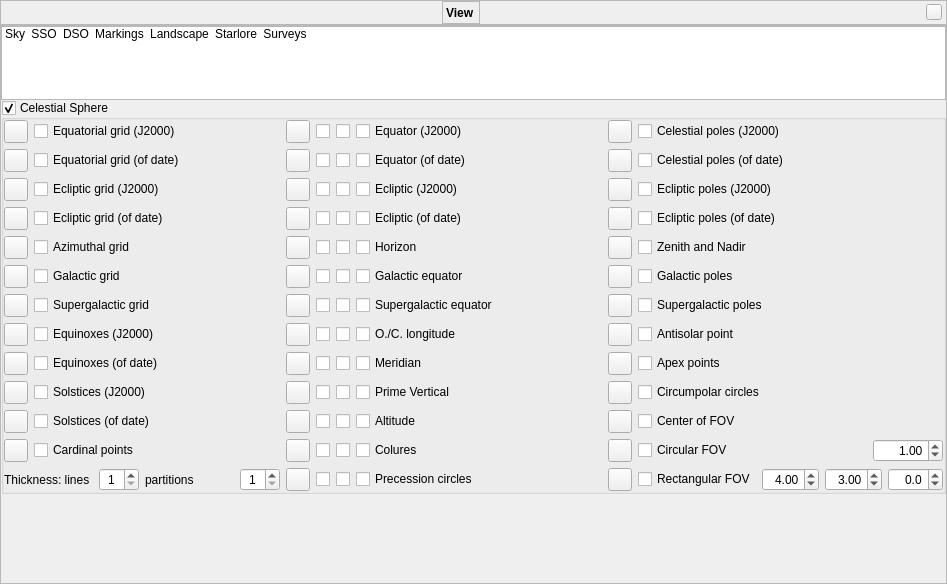
The window that src/gui/viewDialog.ui (519984307/stellarium_src) describes before a commit, drawn with Qt 5.
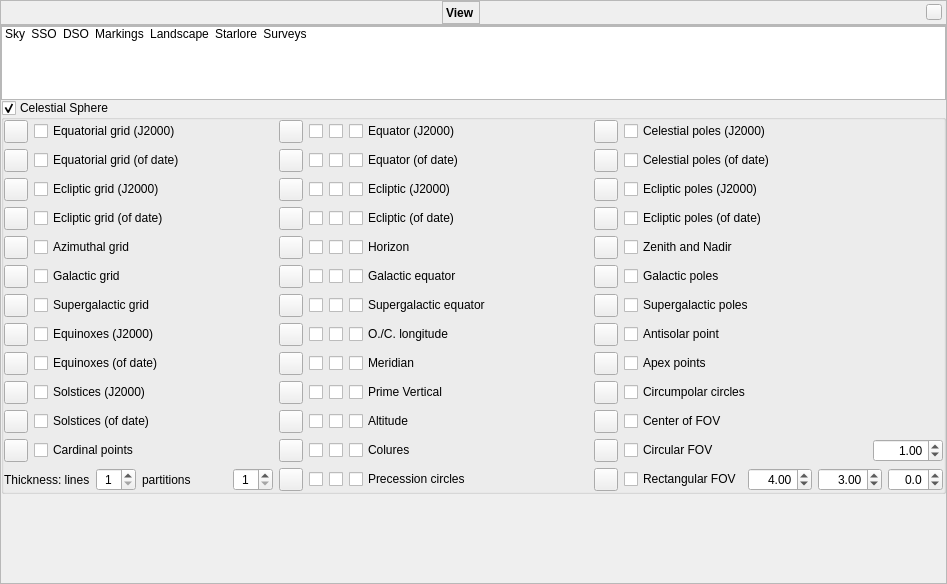
The same window after the commit. The open tabs and pages were chosen to show the change. Icons and pictures are not drawn. Custom widgets are drawn as their Qt base class.

The edit to the form file:
```diff
--- a/src/gui/viewDialog.ui
+++ b/src/gui/viewDialog.ui
@@ -3689,7 +3689,7 @@
                     <double>0.100000000000000</double>
                    </property>
                    <property name="maximum">
-                    <double>28.000000000000000</double>
+                    <double>180.00000000000000</double>
                    </property>
                    <property name="singleStep">
                     <double>0.100000000000000</double>
@@ -3717,7 +3717,7 @@
                     <double>0.100000000000000</double>
                    </property>
                    <property name="maximum">
-                    <double>28.000000000000000</double>
+                    <double>180.00000000000000</double>
                    </property>
                    <property name="singleStep">
                     <double>0.100000000000000</double>
```
